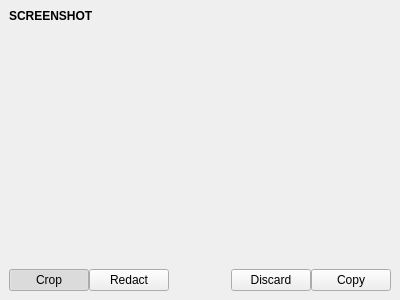
Qt form plugins/ScreenshotPlugin/screenshotwindow.ui (theCheeseboard/thedesk) before a commit.
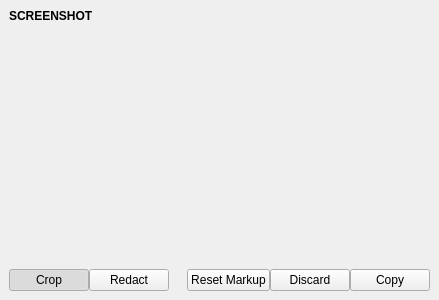
The same form after that commit. Icons and pictures are not drawn.

The edit to the form file:
```diff
--- a/plugins/ScreenshotPlugin/screenshotwindow.ui
+++ b/plugins/ScreenshotPlugin/screenshotwindow.ui
@@ -176,6 +176,9 @@
       </item>
       <item>
        <layout class="QHBoxLayout" name="horizontalLayout">
+        <property name="spacing">
+         <number>0</number>
+        </property>
         <property name="leftMargin">
          <number>9</number>
         </property>
@@ -188,6 +191,16 @@
         <property name="bottomMargin">
          <number>9</number>
         </property>
+        <item alignment="Qt::AlignBottom">
+         <widget class="QPushButton" name="resetButton">
+          <property name="text">
+           <string>Reset Markup</string>
+          </property>
+          <property name="icon">
+           <iconset theme="view-refresh"/>
+          </property>
+         </widget>
+        </item>
         <item alignment="Qt::AlignBottom">
          <widget class="QPushButton" name="discardButton">
           <property name="text">
```
Left out of the diff: 12 changed lines with no effect on the pictures.
